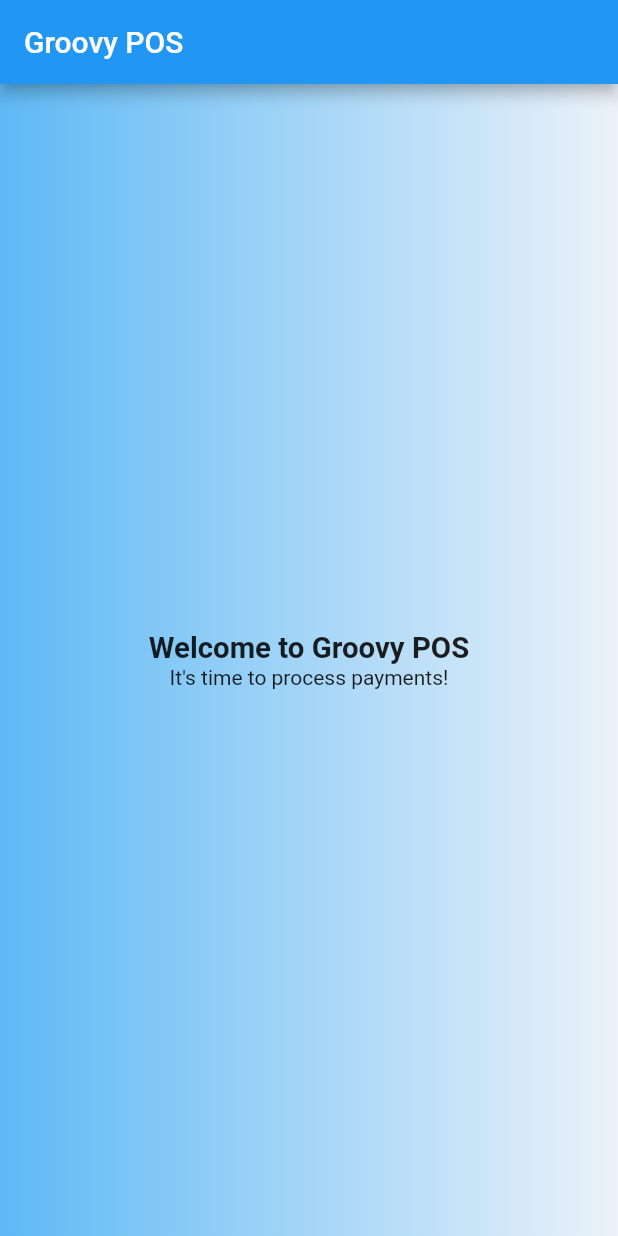
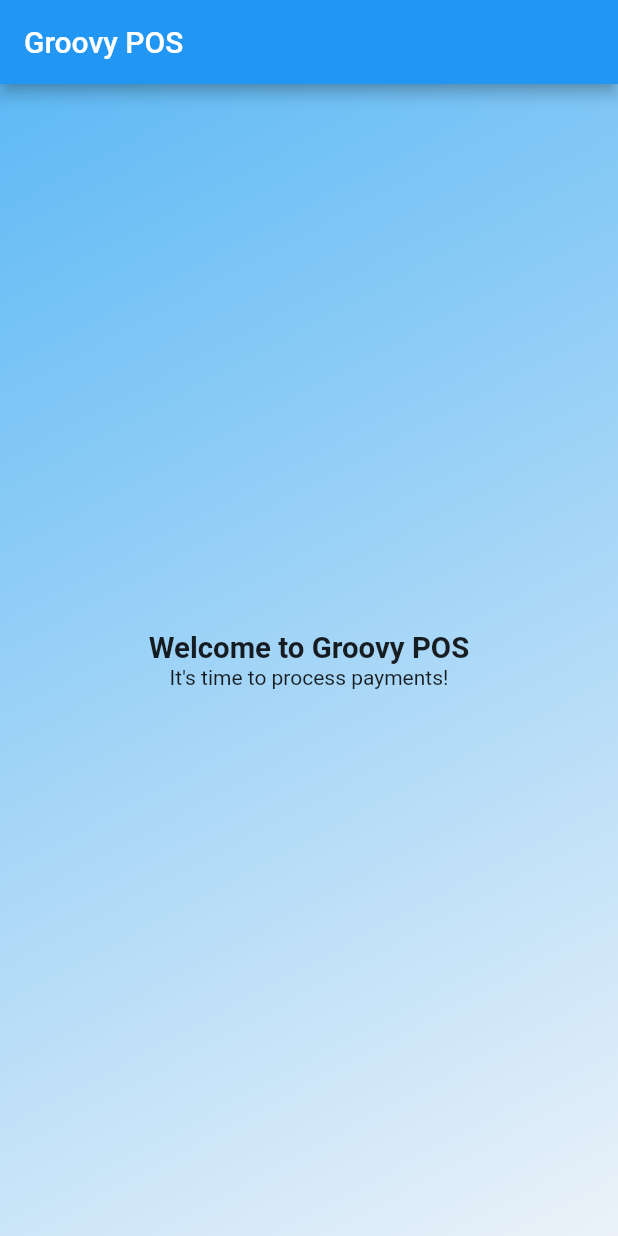
Before and after one commit to HelloImKevo/FlutterFirstApp, a Flutter app: the screen it shows after launch, on a phone screen of 412 x 824 dp. Run offline on Flutter 3.47's test engine with Material 2 defaults, Android fonts, the phone set to English and light mode, and no system bars.

Commit message:
Refactor widget structure to use GradientContainer and BodyText

```diff
--- /dev/null
+++ b/app/lib/body_text.dart
@@ -0,0 +1,22 @@
+import 'package:flutter/material.dart';
+
+class BodyText extends StatelessWidget {
+  const BodyText({super.key});
+
+  @override
+  Widget build(BuildContext context) {
+    return const Center(
+      child: Column(
+        mainAxisAlignment: MainAxisAlignment.center,
+        children: [
+          Text(
+            'Welcome to Groovy POS',
+            style: TextStyle(fontWeight: FontWeight.bold),
+            textScaleFactor: 1.4,
+          ),
+          Text('It\'s time to process payments!'),
+        ],
+      ),
+    );
+  }
+}
--- /dev/null
+++ b/app/lib/gradient_container.dart
@@ -0,0 +1,23 @@
+import 'package:app/body_text.dart';
+import 'package:flutter/material.dart';
+
+class GradientContainer extends StatelessWidget {
+  const GradientContainer({super.key});
+
+  @override
+  Widget build(BuildContext context) {
+    return Container(
+      decoration: const BoxDecoration(
+        gradient: LinearGradient(
+          colors: [
+            Color.fromARGB(255, 94, 185, 245),
+            Color.fromARGB(255, 235, 242, 249)
+          ],
+          begin: Alignment.topLeft,
+          end: Alignment.bottomRight,
+        ),
+      ),
+      child: const BodyText(),
+    );
+  }
+}
--- a/app/lib/main.dart
+++ b/app/lib/main.dart
@@ -1,4 +1,6 @@
 import 'package:flutter/material.dart';
+
+import 'gradient_container.dart';
 
 void main() {
   runApp(const MyApp());
@@ -18,29 +20,7 @@ class MyApp extends StatelessWidget {
         appBar: AppBar(
           title: Text(getTitle()),
         ),
-        body: Container(
-          decoration: const BoxDecoration(
-            gradient: LinearGradient(
-              colors: [
-                Color.fromARGB(255, 94, 185, 245),
-                Color.fromARGB(255, 235, 242, 249)
-              ],
-            ),
-          ),
-          child: const Center(
-            child: Column(
-              mainAxisAlignment: MainAxisAlignment.center,
-              children: [
-                Text(
-                  'Welcome to Groovy POS',
-                  style: TextStyle(fontWeight: FontWeight.bold),
-                  textScaleFactor: 1.4,
-                ),
-                Text('It\'s time to process payments!'),
-              ],
-            ),
-          ),
-        ),
+        body: const GradientContainer(),
       ),
     );
   }
```
